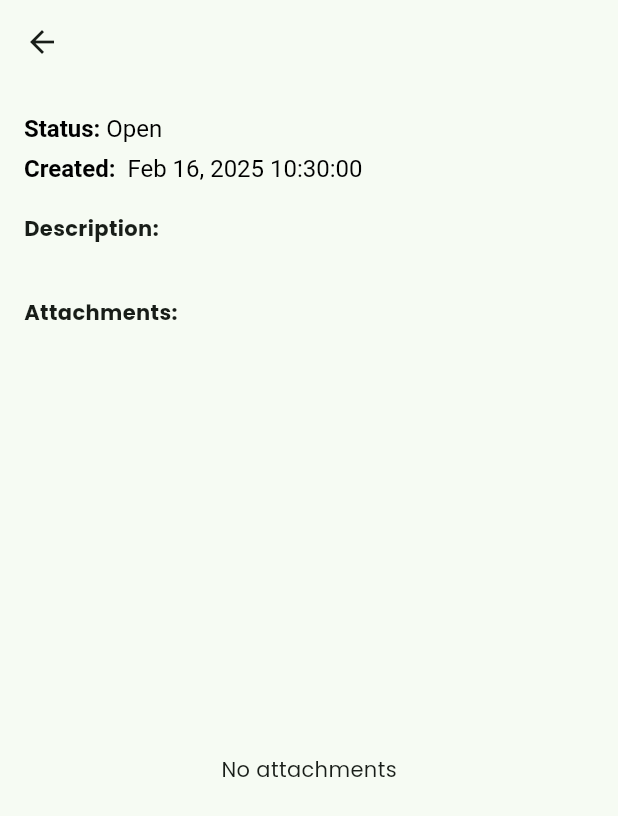
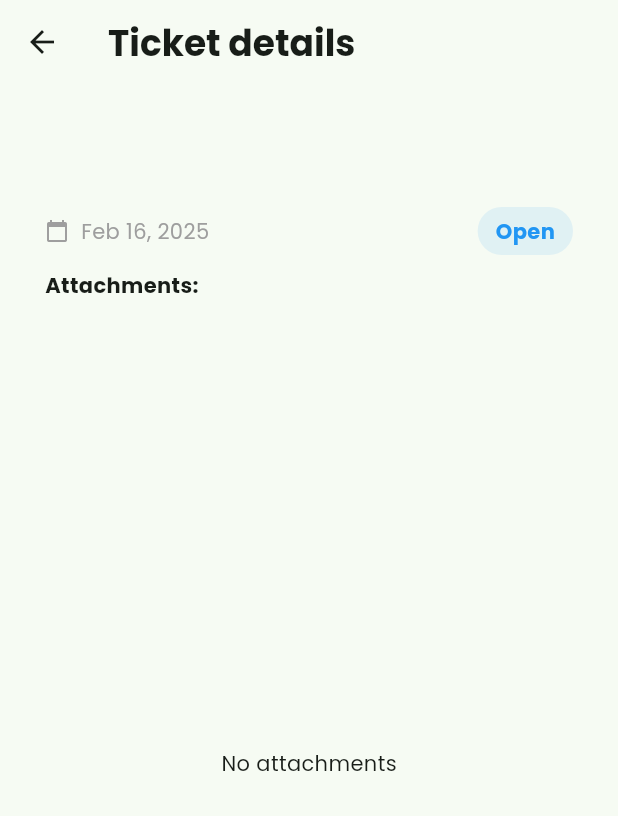
Before and after one commit to Bee-on-Budget/Ticket-app, a Flutter app: the TicketDetailScreen screen opened directly with empty values, on a phone screen of 412 x 824 dp. Shown: the top 816 px of the screen. Run offline on Flutter 3.47's test engine with Material 3 defaults, Android fonts, the phone set to English and light mode, and no system bars; our stand-ins replace cached_network_image, cloud_firestore, email_validator, file_picker, firebase_auth, firebase_core and 3 more; missing offline and left inert: ntp; accounts and stored records are empty.

Commit message:
New Commit

```diff
--- a/lib/src/app.dart
+++ b/lib/src/app.dart
@@ -18,7 +18,7 @@ class App extends StatelessWidget {
       routes: {
         '/': (context) => const AuthPage(),
         '/login': (context) => const LoginPage(),
-        '/home': (context) => HomePage(),
+        '/home': (context) => const HomePage(),
       },
     );
   }
--- a/lib/src/config/themes/theme_config.dart
+++ b/lib/src/config/themes/theme_config.dart
@@ -87,7 +87,12 @@ final ThemeData themeConfig = ThemeData(
     ),
   ),
 
-  // Font and Text Theme
+  listTileTheme: ListTileThemeData(
+      titleTextStyle: TextStyle(
+    fontSize: 16,
+    fontWeight: FontWeight.w600,
+    letterSpacing: 1,
+  )),
   fontFamily: _poppinsFont.fontFamily,
   textTheme: TextTheme(
     bodyLarge: _poppinsFont.copyWith(
@@ -102,6 +107,11 @@ final ThemeData themeConfig = ThemeData(
       fontSize: 24,
       fontWeight: FontWeight.bold,
       color: const Color(0xFF3D4B3F), // Dark green text
+    ),
+    titleMedium: _poppinsFont.copyWith(
+      fontSize: 22,
+      fontWeight: FontWeight.bold,
+      color: const Color(0xFF3D4B3F), // Dark green Text
     ),
   ),
 
--- a/lib/src/modules/models/ticket.dart
+++ b/lib/src/modules/models/ticket.dart
@@ -23,7 +23,8 @@ class Ticket {
   final DateTime createdDate;
   final List<TicketFile> files;
 
-  Ticket copyWith({List<TicketFile>? files}) => Ticket(
+  Ticket copyWith({
+    List<TicketFile>? files}) => Ticket(
         ticketId: ticketId,
         title: title,
         description: description,
--- a/lib/src/modules/screens/tickets/file_messaging_page.dart
+++ b/lib/src/modules/screens/tickets/file_messaging_page.dart
@@ -167,6 +167,9 @@ class _FileMessagingPageState extends State<FileMessagingPage> {
                 hintText: 'Type your message...',
                 border: InputBorder.none,
               ),
+              autocorrect: true,
+              autofocus: true,
+
               maxLines: 3,
               minLines: 1,
               onChanged: (value) {
--- a/lib/src/modules/screens/tickets/ticket_detail_screen.dart
+++ b/lib/src/modules/screens/tickets/ticket_detail_screen.dart
@@ -2,6 +2,7 @@ import 'package:flutter/material.dart';
 import 'package:cloud_firestore/cloud_firestore.dart';
 import 'package:intl/intl.dart';
 import 'package:cached_network_image/cached_network_image.dart';
+import 'package:ticket_app/src/service/data_service.dart';
 
 import 'file_messaging_page.dart';
 import '../../models/ticket.dart';
@@ -10,44 +11,123 @@ import '../../models/ticket_file.dart';
 class TicketDetailScreen extends StatelessWidget {
   const TicketDetailScreen({
     super.key,
-    required this.ticket,
+    required this.ticketNoFile,
   });
 
-  final Ticket ticket;
+  final Ticket ticketNoFile;
 
   @override
   Widget build(BuildContext context) {
     return Scaffold(
-      appBar: AppBar(title: Text(ticket.title)),
-      body: Padding(
-        padding: const EdgeInsets.all(16),
+      appBar: AppBar(title: Text("Ticket details")),
+      body: StreamBuilder<Ticket>(
+          stream: DataService.getTicketWithFiles(ticketNoFile),
+          builder: (context, snapshot) {
+            if (snapshot.hasError) {
+              return Center(
+                child: Text(
+                  'Error loading files: ${snapshot.error}',
+                ),
+              );
+            }
+
+            if (snapshot.connectionState == ConnectionState.waiting) {
+              return const Center(child: CircularProgressIndicator());
+            }
+
+            final ticket = snapshot.data!;
+            return Container(
+              padding: const EdgeInsets.symmetric(
+                vertical: 16,
+                horizontal: 30,
+              ),
               child: Column(
                 crossAxisAlignment: CrossAxisAlignment.start,
+                spacing: 10,
                 children: [
-            _buildDetailItem('Status:', ticket.status.toString()),
-            _buildDetailItem(
-              "Created: ",
-              DateFormat.yMMMd().add_Hms().format(ticket.createdDate),
+                  Text(
+                    ticket.title,
+                    style: const TextStyle(
+                      fontSize: 18,
+                      fontWeight: FontWeight.bold,
+                      color: Colors.black87,
                     ),
-            const SizedBox(height: 16),
-            const Text(
-              'Description:',
-              style: TextStyle(
-                fontWeight: FontWeight.bold,
+                    maxLines: 2,
+                    overflow: TextOverflow.ellipsis,
+                  ),
+                  Text(
+                    ticket.description,
+                    style: const TextStyle(
+                      fontSize: 14,
+                      color: Colors.grey,
+                    ),
+                    maxLines: 3,
+                    overflow: TextOverflow.ellipsis,
+                  ),
+                  Row(
+                    children: [
+                      // Date
+                      Row(
+                        mainAxisAlignment: MainAxisAlignment.spaceBetween,
+                        children: [
+                          const Icon(Icons.calendar_today,
+                              size: 16, color: Colors.grey),
+                          const SizedBox(width: 8),
+                          Text(
+                            DateFormat('MMM dd, yyyy')
+                                .format(ticket.createdDate),
+                            style: const TextStyle(
+                              fontSize: 14,
+                              color: Colors.grey,
                             ),
                           ),
-            Text(ticket.description),
-            const SizedBox(height: 16),
+                        ],
+                      ),
+                      const Spacer(), // Adds space between date and status
+                      // Status
+                      Container(
+                        padding: const EdgeInsets.symmetric(
+                            horizontal: 12, vertical: 6),
+                        decoration: BoxDecoration(
+                          color: ticket.status.getColor().withOpacity(0.1),
+                          borderRadius: BorderRadius.circular(20),
+                        ),
+                        child: Text(
+                          ticket.status.toString(),
+                          style: TextStyle(
+                            fontSize: 14,
+                            fontWeight: FontWeight.bold,
+                            color: ticket.status.getColor(),
+                          ),
+                        ),
+                      ),
+                    ],
+                  ),
+                  // _buildDetailItem('Status:', ticket.status.toString()),
+                  // _buildDetailItem(
+                  //   "Created: ",
+                  //   DateFormat.yMMMd().add_Hms().format(ticket.createdDate),
+                  // ),
+                  // const SizedBox(height: 16),
+                  // const Text(
+                  //   'Description:',
+                  //   style: TextStyle(
+                  //     fontWeight: FontWeight.bold,
+                  //   ),
+                  // ),
+                  // Text(ticket.description),
+                  // const SizedBox(height: 16),
                   const Text(
                     'Attachments:',
                     style: TextStyle(fontWeight: FontWeight.bold),
                   ),
                   Expanded(
-              child: _buildFileList(),
+                    child: _buildFileList(ticket),
                   ),
                 ],
               ),
-      ),
+            );
+          }),
     );
   }
 
@@ -69,7 +149,7 @@ class TicketDetailScreen extends StatelessWidget {
     );
   }
 
-  Widget _buildFileList() {
+  Widget _buildFileList(Ticket ticket) {
     final List<TicketFile> files = ticket.files;
     if (files.isEmpty) {
       return const Center(child: Text('No attachments'));
@@ -121,7 +201,7 @@ class TicketDetailScreen extends StatelessWidget {
                 'isThereMsgNotRead': false,
               });
               if (context.mounted) {
-                Navigator.push(
+                Navigator.pushReplacement(
                   context,
                   MaterialPageRoute(
                     builder: (context) => FileMessagingPage(
--- a/lib/src/service/auth_service.dart
+++ b/lib/src/service/auth_service.dart
@@ -42,6 +42,10 @@ class AuthService {
     return _status;
   }
 
+  bool isCurrentUser() {
+    return _auth.currentUser == null;
+  }
+
   Future<void> logout() async {
     await _auth.signOut();
   }
```
Also changed, not shown: lib/src/modules/screens/home/home_page.dart (+20 -30 lines), lib/src/widgets/ticket_card.dart (+48 -46 lines). Lines whose indentation alone changed are shown as unchanged.
